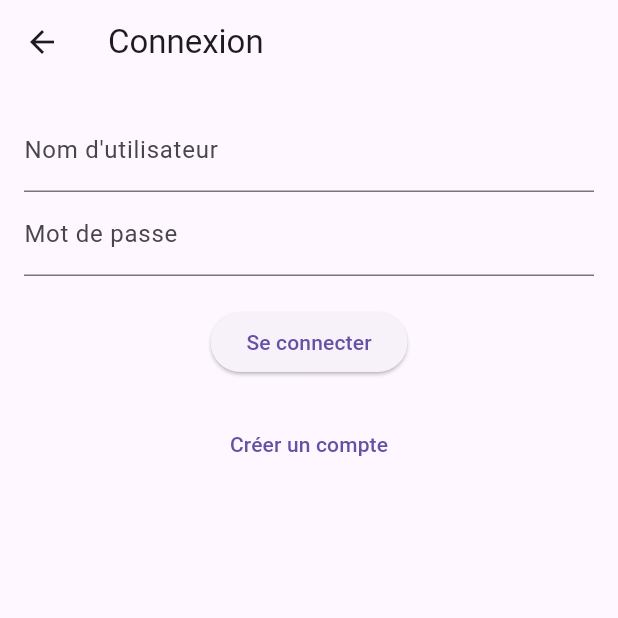
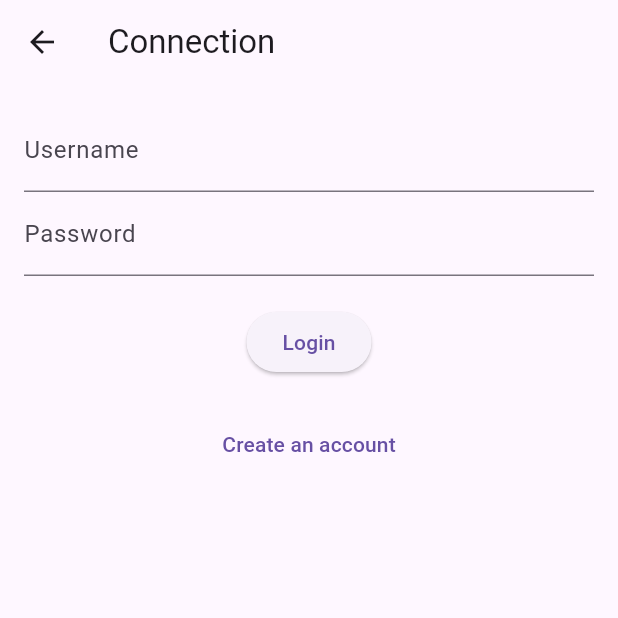
Before and after one commit to doussou1999/CropDoctorapp, a Flutter app: the screen it shows after launch, after a tap on "Login", on a phone screen of 412 x 824 dp, the top half of it. Run offline on Flutter 3.47's test engine with Material 3 defaults, Android fonts, the phone set to English and light mode, and no system bars; our stand-ins replace flutter_dotenv, google_generative_ai, image_picker, sqflite; missing offline and left inert: tflite_flutter; accounts and stored records are empty.

Commit message:
Login and registration in english

```diff
--- a/lib/login.dart
+++ b/lib/login.dart
@@ -41,7 +41,7 @@ class _LoginPageState extends State<LoginPage> {
       Navigator.of(context).pop();
     } else {
       setState(() {
-        _errorMessage = 'Nom d\'utilisateur ou mot de passe incorrect';
+        _errorMessage = 'Incorrect username or password';
       });
     }
   }
@@ -49,9 +49,7 @@ class _LoginPageState extends State<LoginPage> {
   @override
   Widget build(BuildContext context) {
     return Scaffold(
-      appBar: AppBar(
-        title: const Text('Connexion'),
-      ),
+      appBar: AppBar(title: const Text('Connection')),
       body: Padding(
         padding: const EdgeInsets.all(16.0),
         child: Form(
@@ -68,21 +66,21 @@ class _LoginPageState extends State<LoginPage> {
                 ),
               TextFormField(
                 controller: _usernameController,
-                decoration: const InputDecoration(labelText: 'Nom d\'utilisateur'),
+                decoration: const InputDecoration(labelText: 'Username'),
                 validator: (value) {
                   if (value == null || value.isEmpty) {
-                    return 'Veuillez entrer un nom d\'utilisateur';
+                    return 'Please enter a username';
                   }
                   return null;
                 },
               ),
               TextFormField(
                 controller: _passwordController,
-                decoration: const InputDecoration(labelText: 'Mot de passe'),
+                decoration: const InputDecoration(labelText: 'Password'),
                 obscureText: true,
                 validator: (value) {
                   if (value == null || value.isEmpty) {
-                    return 'Veuillez entrer un mot de passe';
+                    return 'Please enter a password';
                   }
                   return null;
                 },
@@ -91,9 +89,9 @@ class _LoginPageState extends State<LoginPage> {
               _isLoading
                   ? const CircularProgressIndicator()
                   : ElevatedButton(
-                      onPressed: _login,
-                      child: const Text('Se connecter'),
-                    ),
+                    onPressed: _login,
+                    child: const Text('Login'),
+                  ),
               const SizedBox(height: 20),
               TextButton(
                 onPressed: () {
@@ -101,7 +99,7 @@ class _LoginPageState extends State<LoginPage> {
                     MaterialPageRoute(builder: (_) => const RegisterPage()),
                   );
                 },
-                child: const Text('Créer un compte'),
+                child: const Text('Create an account'),
               ),
             ],
           ),
--- a/lib/main.dart
+++ b/lib/main.dart
@@ -246,7 +246,7 @@ class _HomePageState extends State<HomePage> {
                         ScaffoldMessenger.of(context).showSnackBar(
                           const SnackBar(
                             content: Text(
-                              'Veuillez vous connecter pour voir l\'historique',
+                              ' Please log in to view the history',
                             ),
                           ),
                         );
@@ -304,7 +304,7 @@ class _HomePageState extends State<HomePage> {
                                   ),
                                 );
                               },
-                              child: const Text("ANALYSE"),
+                              child: const Text("ANALYZE"),
                             ),
                           ],
                         ),
--- a/lib/register.dart
+++ b/lib/register.dart
@@ -22,7 +22,7 @@ class _RegisterPageState extends State<RegisterPage> {
 
     if (_passwordController.text != _confirmPasswordController.text) {
       setState(() {
-        _errorMessage = 'Les mots de passe ne correspondent pas';
+        _errorMessage = 'Passwords do not match';
         _successMessage = null;
       });
       return;
@@ -41,11 +41,11 @@ class _RegisterPageState extends State<RegisterPage> {
         _passwordController.text.trim(),
       );
       setState(() {
-        _successMessage = 'Compte créé avec succès. Vous pouvez maintenant vous connecter.';
+        _successMessage = 'Account created successfully. You can now log in.';
       });
     } catch (e) {
       setState(() {
-        _errorMessage = 'Erreur lors de la création du compte: ${e.toString()}';
+        _errorMessage = 'Failed to create account: ${e.toString()}';
       });
     } finally {
       setState(() {
@@ -58,7 +58,7 @@ class _RegisterPageState extends State<RegisterPage> {
   Widget build(BuildContext context) {
     return Scaffold(
       appBar: AppBar(
-        title: const Text('Créer un compte'),
+        title: const Text('Sign up'),
       ),
       body: Padding(
         padding: const EdgeInsets.all(16.0),
@@ -84,32 +84,32 @@ class _RegisterPageState extends State<RegisterPage> {
                 ),
               TextFormField(
                 controller: _usernameController,
-                decoration: const InputDecoration(labelText: 'Nom d\'utilisateur'),
+                decoration: const InputDecoration(labelText: 'Username'),
                 validator: (value) {
                   if (value == null || value.isEmpty) {
-                    return 'Veuillez entrer un nom d\'utilisateur';
+                    return 'Please enter a username';
                   }
                   return null;
                 },
               ),
               TextFormField(
                 controller: _passwordController,
-                decoration: const InputDecoration(labelText: 'Mot de passe'),
+                decoration: const InputDecoration(labelText: 'Password'),
                 obscureText: true,
                 validator: (value) {
                   if (value == null || value.isEmpty) {
-                    return 'Veuillez entrer un mot de passe';
+                    return 'Please enter a password';
                   }
                   return null;
                 },
               ),
               TextFormField(
                 controller: _confirmPasswordController,
-                decoration: const InputDecoration(labelText: 'Confirmer le mot de passe'),
+                decoration: const InputDecoration(labelText: 'Confirm Password'),
                 obscureText: true,
                 validator: (value) {
                   if (value == null || value.isEmpty) {
-                    return 'Veuillez confirmer le mot de passe';
+                    return 'Please confirm your password';
                   }
                   return null;
                 },
@@ -119,7 +119,7 @@ class _RegisterPageState extends State<RegisterPage> {
                   ? const CircularProgressIndicator()
                   : ElevatedButton(
                       onPressed: _register,
-                      child: const Text('Créer un compte'),
+                      child: const Text('Sign up'),
                     ),
             ],
           ),
```
Also changed, not shown: 1 other file.
